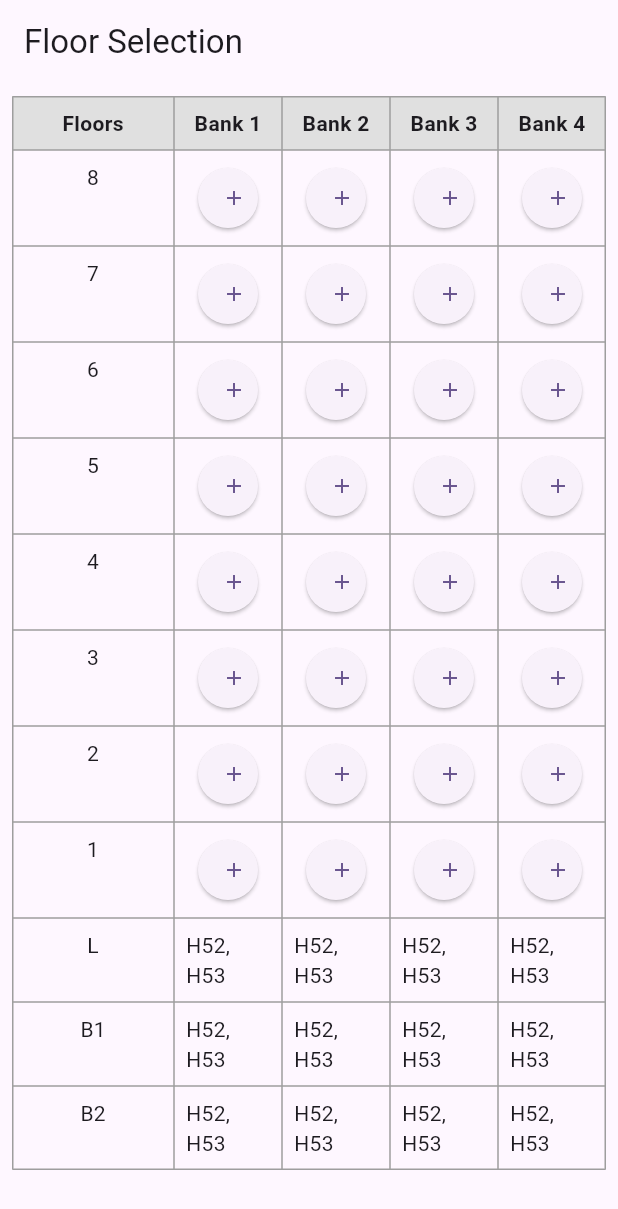
After one commit to talha270/all_flutter_products, a Flutter app: the FloorSelectionScreen screen opened directly, on a phone screen of 412 x 824 dp. The commit adds this screen. Shown: the top 1209 px of the screen. Run offline on Flutter 3.47's test engine with Material 3 defaults, Android fonts, the phone set to English and light mode, and no system bars; our stand-ins replace animated_text_kit, cached_network_image, cloud_firestore, curved_navigation_bar, firebase_auth, firebase_core and 9 more; missing offline and left inert: appinio_video_player, encrypt; accounts and stored records are empty; network calls fail.

Commit message:
add more

```diff
--- a/lib/learnwithaksith/Uiclone/48days_ui/pages/detailsview.dart
+++ b/lib/learnwithaksith/Uiclone/48days_ui/pages/detailsview.dart
@@ -62,7 +62,9 @@ class Detailview extends StatelessWidget {
               const Text("  for designer",style: TextStyle(fontSize: 35),),
               const Text("    there are same thing new for you.",style: TextStyle(fontSize: 15,color: Colors.black45),),
               SizedBox(height: 20,),
-              Row(
+              SingleChildScrollView(
+                scrollDirection: Axis.horizontal,
+                child: Row(
                   mainAxisAlignment: MainAxisAlignment.center,
                   children: [
                     SizedBox(width: 20,),
@@ -84,6 +86,7 @@ class Detailview extends StatelessWidget {
                     SizedBox(width: 20,)
                   ],
                 ),
+              ),
               SizedBox(height: 5,),
               Divider(height: 3,),
               Padding(
--- a/lib/learnwithaksith/aksithmain.dart
+++ b/lib/learnwithaksith/aksithmain.dart
@@ -1,4 +1,5 @@
 import 'package:all_flutter_tutorial/learnwithaksith/alert_box.dart';
+import 'package:all_flutter_tutorial/learnwithaksith/curved_nav_bar.dart';
 import 'package:all_flutter_tutorial/learnwithaksith/repaintboundry.dart';
 import 'package:all_flutter_tutorial/learnwithaksith/scroll_bar.dart';
 import 'package:all_flutter_tutorial/learnwithaksith/shimmer.dart';
@@ -37,7 +38,7 @@ class Learnwithaksith extends StatelessWidget{
     return MaterialApp(
       debugShowCheckedModeBanner: false,
       title: "Learnwithaksith",
-      theme:ThemeData.dark(),
+      // theme:ThemeData.dark(),
       // ThemeData(
       //   primarySwatch: Colors.green,
       //   primaryColor: Colors.red
@@ -65,9 +66,10 @@ class Learnwithaksith extends StatelessWidget{
       // VideoPlayerPackage(),
       // OverlappingCircleAvator(),
       //   const Stepperwidget(),
+        CurvedNavBar(),
       // DragAndDropExample()
       // const Repaintboundry(),
-      ScrollBarExample()
+      // ScrollBarExample()
     );
   }
 }
--- /dev/null
+++ b/lib/pdf_rendering/pdf_view.dart
@@ -0,0 +1,102 @@
+import 'package:flutter/material.dart';
+
+void main() {
+  runApp(MyApp());
+}
+
+class MyApp extends StatelessWidget {
+  @override
+  Widget build(BuildContext context) {
+    return MaterialApp(
+      debugShowCheckedModeBanner: false,
+      home: FloorSelectionScreen(),
+    );
+  }
+}
+
+class FloorSelectionScreen extends StatelessWidget {
+  final List<String> floors = ['8', '7', '6', '5', '4', '3', '2', '1', 'L', 'B1', 'B2'];
+  final List<String> banks = ['Bank 1', 'Bank 2', 'Bank 3', 'Bank 4'];
+  final Map<String, String> specialFloors = {
+    'L': 'H52, H53',
+    'B1': 'H52, H53',
+    'B2': 'H52, H53',
+  };
+
+  @override
+  Widget build(BuildContext context) {
+    return Scaffold(
+      appBar: AppBar(title: Text("Floor Selection")),
+      body: Padding(
+        padding: const EdgeInsets.all(8.0),
+        child: SingleChildScrollView(
+          child: Table(
+            border: TableBorder.all(color: Colors.grey),
+            columnWidths: const {
+              0: FlexColumnWidth(1.5),
+              1: FlexColumnWidth(1),
+              2: FlexColumnWidth(1),
+              3: FlexColumnWidth(1),
+              4: FlexColumnWidth(1),
+            },
+            children: [
+              // Header Row
+              TableRow(
+                decoration: BoxDecoration(color: Colors.grey[300]),
+                children: [
+                  headerCell("Floors"),
+                  for (var bank in banks) headerCell(bank),
+                ],
+              ),
+              // Floor Rows
+              for (var floor in floors)
+                TableRow(
+                  children: [
+                    textCell(floor),
+                    for (var i = 0; i < banks.length; i++)
+                      specialFloors.containsKey(floor)
+                          ? textCell(specialFloors[floor]!)
+                          : buttonCell(),
+                  ],
+                ),
+            ],
+          ),
+        ),
+      ),
+    );
+  }
+
+  Widget headerCell(String text) {
+    return Padding(
+      padding: const EdgeInsets.all(8.0),
+      child: Center(
+        child: Text(
+          text,
+          style: TextStyle(fontWeight: FontWeight.bold),
+        ),
+      ),
+    );
+  }
+
+  Widget textCell(String text) {
+    return Padding(
+      padding: const EdgeInsets.all(8.0),
+      child: Center(
+        child: Text(text),
+      ),
+    );
+  }
+
+  Widget buttonCell() {
+    return Padding(
+      padding: const EdgeInsets.all(8.0),
+      child: Center(
+        child: ElevatedButton(
+          onPressed: () {},
+          style: ElevatedButton.styleFrom(shape: CircleBorder()),
+          child: Icon(Icons.add, size: 16),
+        ),
+      ),
+    );
+  }
+}
--- a/pubspec.yaml
+++ b/pubspec.yaml
@@ -68,6 +68,11 @@ dev_dependencies:
   firebase_auth: ^5.1.4
   cloud_firestore: ^5.2.1
   firebase_storage:
+
+  flutter_pdfview: ^1.4.0
+  syncfusion_flutter_pdfviewer: ^28.2.5
+
+  curved_navigation_bar: ^1.0.6
 # For information on the generic Dart part of this file, see the
 # following page: https://dart.dev/tools/pub/pubspec
 
@@ -84,6 +89,7 @@ flutter:
     - assets/images/
     - assets/images/ui_images/
     - assets/videos/
+    - assets/pdf/
 
   # An image asset can refer to one or more resolution-specific "variants", see
   # https://flutter.dev/assets-and-images/#resolution-aware
```
Also changed, not shown: lib/learnwithaksith/curved_nav_bar.dart (added, +54 -0 lines), lib/learnwithaksith/stepper.dart (+16 -4 lines), assets/images/more.png (added), pubspec.lock, 7 other files. Lines whose indentation alone changed are shown as unchanged.
